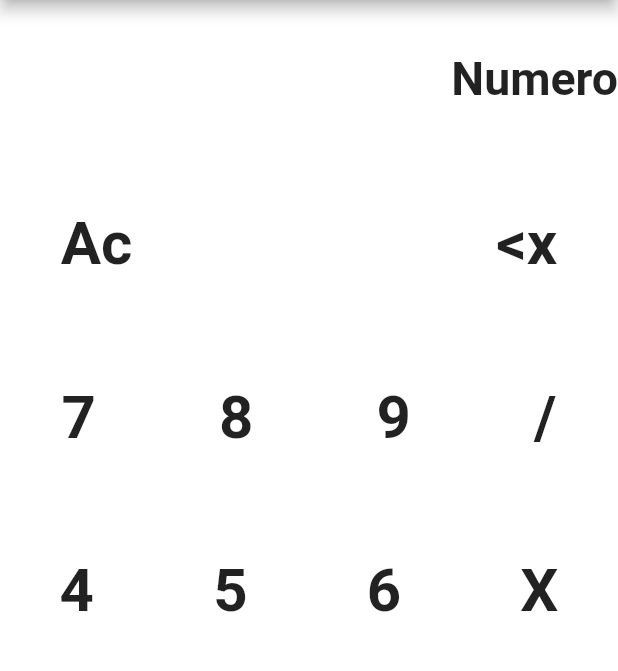
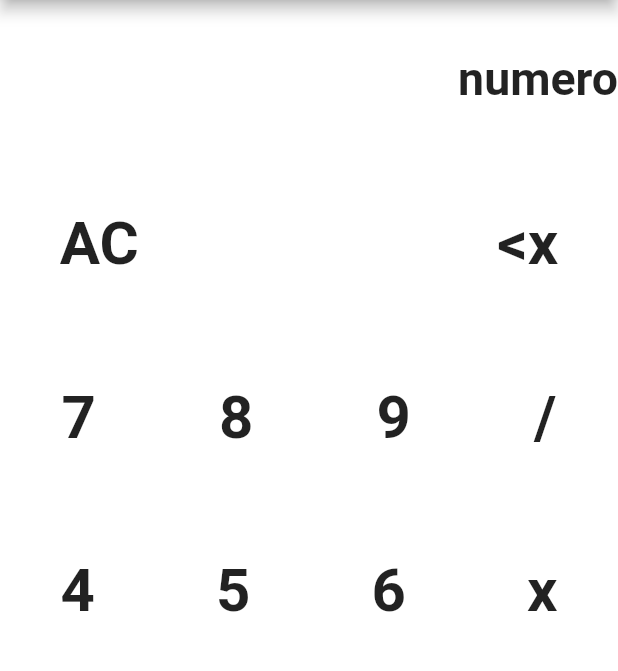
Before and after one commit to SamaraMacedo/calculadora_app, a Flutter app: the screen it shows after launch, on a phone screen of 412 x 824 dp, the part 84-755 px from its top. Run offline on Flutter 3.47's test engine with Material 2 defaults, Android fonts, the phone set to English and light mode, and no system bars.

```diff
--- a/lib/main.dart
+++ b/lib/main.dart
@@ -12,7 +12,7 @@ class MyApp extends StatefulWidget {
 }
 
 class _MyAppState extends State<MyApp> {
-  String numero = 'Numero';
+  String numero = 'numero';
   void calcular(String tecla) {
     switch (tecla) {
       case '0':
@@ -25,8 +25,20 @@ class _MyAppState extends State<MyApp> {
       case '7':
       case '8':
       case '9':
+      case ',':
         setState(() {
           numero += tecla;
+
+          numero = numero.replaceAll(',', '.');
+
+          if (numero.contains('.')) {
+            double numeroDouble = double.parse(numero);
+            numero = numeroDouble.toString();
+          } else {
+            int numeroInt = int.parse(numero);
+            numero = numeroInt.toString();
+          }
+          numero = numero.replaceAll('.', ',');
         });
         break;
 
@@ -75,7 +87,7 @@ class _MyAppState extends State<MyApp> {
                 GestureDetector(
                   onTap: () => calcular('AC'),
                   child: Text(
-                    'Ac',
+                    'AC',
                     style: TextStyle(fontSize: 40, fontWeight: FontWeight.bold),
                   ),
                 ),
@@ -115,7 +127,7 @@ class _MyAppState extends State<MyApp> {
                   ),
                 ),
                 GestureDetector(
-                  onTap: () => calcular('0'),
+                  onTap: () => calcular('/'),
                   child: Text(
                     '/',
                     style: TextStyle(fontSize: 40, fontWeight: FontWeight.bold),
@@ -147,9 +159,12 @@ class _MyAppState extends State<MyApp> {
                     style: TextStyle(fontSize: 40, fontWeight: FontWeight.bold),
                   ),
                 ),
-                Text(
-                  'X',
-                  style: TextStyle(fontSize: 40, fontWeight: FontWeight.bold),
+                GestureDetector(
+                  onTap: () => calcular('x'),
+                  child: Text(
+                    'x',
+                    style: TextStyle(fontSize: 40, fontWeight: FontWeight.bold),
+                  ),
                 ),
               ],
             ),
```
